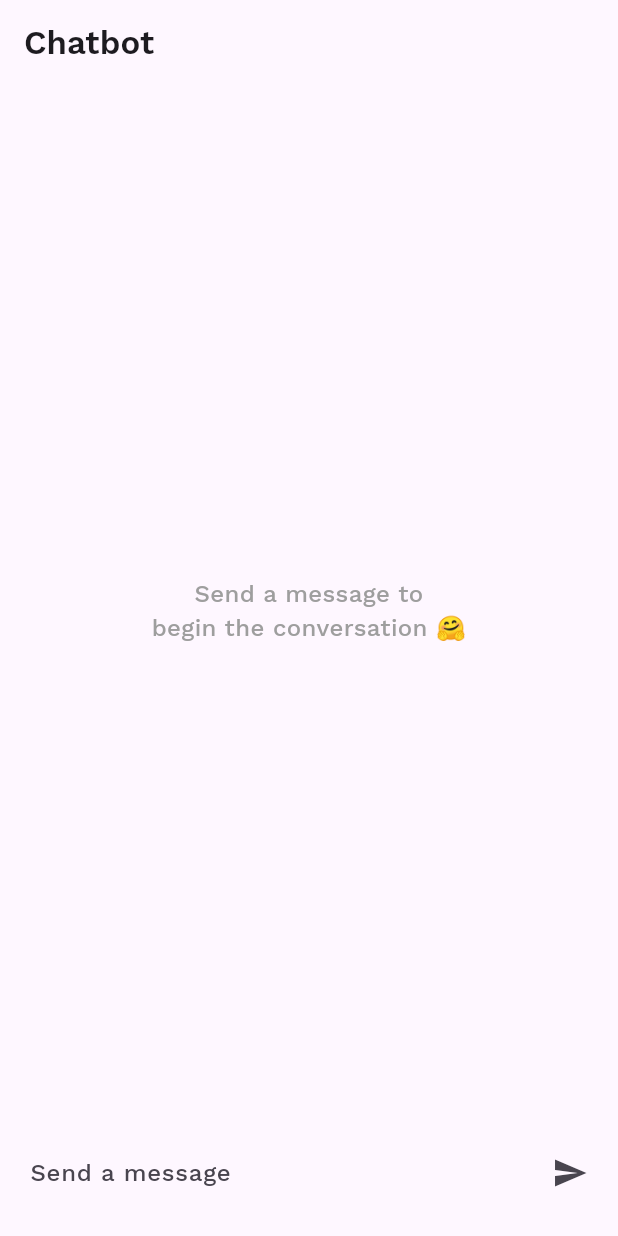
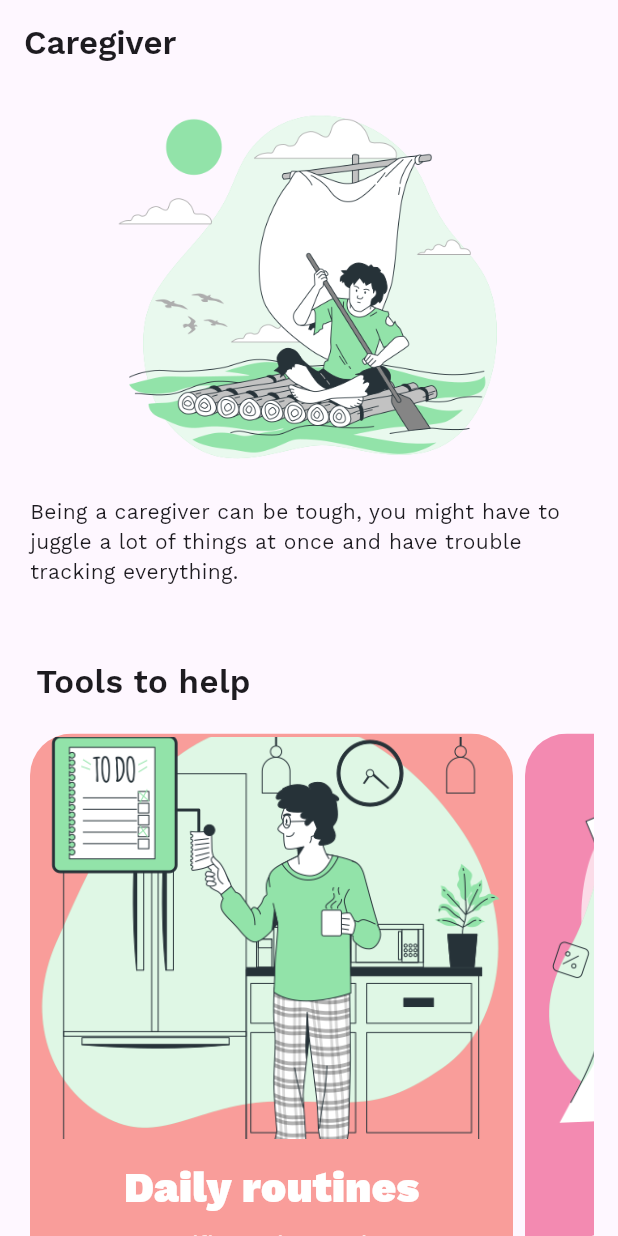
Before and after one commit to andergisomon/the-interns, a Flutter app: the screen it shows after launch, on a phone screen of 412 x 824 dp. Run offline on Flutter 3.47's test engine with Material 3 defaults, Android fonts, the phone set to English and light mode, and no system bars; our stand-ins replace firebase_core, firebase_messaging, flutter_markdown, loading_animation_widget, shared_preferences; accounts and stored records are empty.

Commit message:
Added assets, created caregiver screen layout

```diff
--- /dev/null
+++ b/app/lib/caregiver_screen.dart
@@ -0,0 +1,163 @@
+import 'package:flutter/material.dart';
+
+class CaregiverScreen extends StatefulWidget {
+  const CaregiverScreen({super.key});
+
+  @override
+  State<CaregiverScreen> createState() => _CaregiverScreenState();
+}
+
+class _CaregiverScreenState extends State<CaregiverScreen> {
+  final CarouselController controller = CarouselController(initialItem: 1);
+
+  @override
+  void dispose() {
+    controller.dispose();
+    super.dispose();
+  }
+
+  @override
+  Widget build(BuildContext context) {
+
+    return Scaffold(
+      appBar: AppBar(
+        title: const Text('Caregiver'), // Add an AppBar title
+      ),
+
+      body: ListView(
+      children: <Widget>[
+        const SizedBox(height: 270, width: 300,
+                    child: Image(image: AssetImage('assets/images/caregiver_hero.png'),
+                          )
+                  ),
+
+        const SizedBox(
+          height: 100, width: 130,
+          child: Padding(padding: EdgeInsets.symmetric(horizontal: 20.0, vertical: 5.0),
+                child: Text("Being a caregiver can be tough, you might have to juggle a lot of things at once and have trouble tracking everything.",
+                          style: TextStyle(fontFamily: 'Work Sans'),
+                          textAlign: TextAlign.left,
+                          ),
+                        )
+        ),
+        const Padding(
+          padding: EdgeInsetsDirectional.only(top: 8.0, start: 4.0, bottom: 10.0),
+          child: Padding(padding: EdgeInsets.symmetric(horizontal: 20.0, vertical: 5.0),
+                          child: Text('Tools to help',
+                                      style: TextStyle(fontSize: 22, fontFamily: 'Work Sans Semibold'),
+                                      ),
+                                )
+        ),
+        Padding(
+          padding: const EdgeInsets.only(left: 16.0, right: 16.0),
+          child: ConstrainedBox(
+            constraints: const BoxConstraints(maxHeight: 500),
+            child: CarouselView(
+              itemExtent: 330,
+              shrinkExtent: 330,
+              children:
+          ImageInfo.values.map((ImageInfo image) {
+              return UncontainedLayoutCard(index: image.index, label: image.title, description: image.subtitle, imageInfo: image);
+            }).toList(),
+            ),
+          ),
+        ),
+        const SizedBox(height: 200,)
+      ],
+    )
+    );
+
+  }
+}
+// Recommendation cards
+
+class UncontainedLayoutCard extends StatelessWidget {
+  const UncontainedLayoutCard({
+    super.key,
+    required this.index,
+    required this.label,
+    required this.description,
+    required this.imageInfo,
+  });
+
+  final int index;
+  final String label;
+  final String description;
+  final ImageInfo imageInfo;
+
+  @override
+  Widget build(BuildContext context) {
+    // Use Color.withAlpha() instead of withOpacity()
+    final Color backgroundColor = Colors.primaries[index % Colors.primaries.length].withAlpha((0.5 * 255).round());
+
+    return ColoredBox(
+      color: backgroundColor,
+      child: Center(
+        child: Column(
+          mainAxisAlignment: MainAxisAlignment.center,
+          children: [
+            Image.asset(
+              'assets/images/caregiver_carousel/${imageInfo.url}',
+              width: 330,
+              height: 268, // One more pixel and this card will overflow
+              fit: BoxFit.cover,
+            ),
+            const SizedBox(height: 12),
+            Text(
+              label,
+              style: const TextStyle(color: Colors.white, fontSize: 28, fontFamily: 'Work Sans Black'),
+              overflow: TextOverflow.clip,
+              softWrap: false,
+            ),
+            const SizedBox(height: 8),
+            // ignore: sized_box_for_whitespace
+            Container(
+              width: 400,
+              height: 160,
+              child: Padding(
+                padding: const EdgeInsets.symmetric(horizontal: 24.0), // Example: 16 pixels horizontal padding
+                child: Text(
+                  description, // Replace with your actual description variable
+                  style: const TextStyle(color: Colors.white70, fontSize: 14),
+                  overflow: TextOverflow.clip,
+                  softWrap: true,
+                ),
+              ),
+            ),
+          ],
+        ),
+      ),
+    );
+  }
+}
+
+enum CardInfo {
+  camera('Cameras', Icons.video_call, Color(0xff2354C7), Color(0xffECEFFD)),
+  lighting('Lighting', Icons.lightbulb, Color(0xff806C2A), Color(0xffFAEEDF)),
+  climate('Climate', Icons.thermostat, Color(0xffA44D2A), Color(0xffFAEDE7)),
+  wifi('Wifi', Icons.wifi, Color(0xff417345), Color(0xffE5F4E0)),
+  media('Media', Icons.library_music, Color(0xff2556C8), Color(0xffECEFFD)),
+  security('Security', Icons.crisis_alert, Color(0xff794C01), Color(0xffFAEEDF)),
+  safety('Safety', Icons.medical_services, Color(0xff2251C5), Color(0xffECEFFD)),
+  more('', Icons.add, Color(0xff201D1C), Color(0xffE3DFD8));
+
+  const CardInfo(this.label, this.icon, this.color, this.backgroundColor);
+  final String label;
+  final IconData icon;
+  final Color color;
+  final Color backgroundColor;
+}
+
+enum ImageInfo {
+  image0('Daily routines', 'Set up specific routines and checklists to be done regularly. Never forget anything again.', 'daily_routine.png'),
+  image1('Consumables', 'Define supplies that may run out, track how much you have left and set reminders to restock.', 'consumables.png',),
+  image2('Reach out', 'Feel seen. Guide others. Find a community of people to relate to and make your days feel a little bit lighter.', 'reach_out.png'),
+  image3('Need to vent?', "Sometimes, all we need is to feel that we're being heard. A shoulder that doesn't judge can help us weather bad times.", 'vent.png');
+  // image4('Blue Symphony', 'Sponsored | Season 1 Now Streaming', 'content_based_color_scheme_5.png'),
+  // image5('When It Rains', 'Sponsored | Season 1 Now Streaming', 'content_based_color_scheme_6.png');
+
+  const ImageInfo(this.title, this.subtitle, this.url);
+  final String title;
+  final String subtitle;
+  final String url;
+}
--- a/app/lib/main.dart
+++ b/app/lib/main.dart
@@ -5,6 +5,7 @@ import 'package:intl/intl.dart';
 import 'package:shared_preferences/shared_preferences.dart';
 import 'package:firebase_core/firebase_core.dart';
 import 'api/firebase_api.dart';
+import 'caregiver_screen.dart';
 
 
 void main() async {
@@ -33,7 +34,7 @@ class MyApp extends StatelessWidget {
   Widget build(BuildContext context) {
     return MaterialApp(
       debugShowCheckedModeBanner: false,
-      home: ChatbotScreen(),// const HomePage(),
+      home: CaregiverScreen(),// const HomePage(),
       theme: ThemeData(
         textTheme: const TextTheme(
           labelSmall: TextStyle(fontFamily: 'Work Sans Medium'),
```
Also changed, not shown: app/pubspec.yaml (+11 -0 lines), app/assets/images/caregiver_carousel/consumables.png (added), app/assets/images/caregiver_carousel/consumables.svg (added), app/assets/images/caregiver_carousel/daily_routine.png (added), app/assets/images/caregiver_carousel/daily_routine.svg (added), app/assets/images/caregiver_carousel/meds.svg (added), app/assets/images/caregiver_carousel/reach_out.png (added), app/assets/images/caregiver_carousel/reach_out.svg (added), app/assets/images/caregiver_carousel/vent.png (added), app/assets/images/caregiver_carousel/vent.svg (added), app/assets/images/caregiver_hero.png (added), app/assets/images/caregiver_hero.svg (added), app/pubspec.lock, 1 other file.
